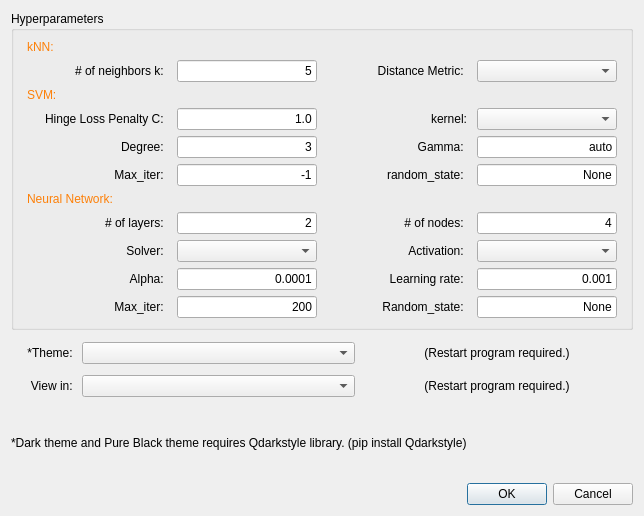
Before: the Qt Designer form ML_TEXT/UI/settings.ui in uic-cs418/cs418-project-slamming-squad-1, drawn with Qt 5.
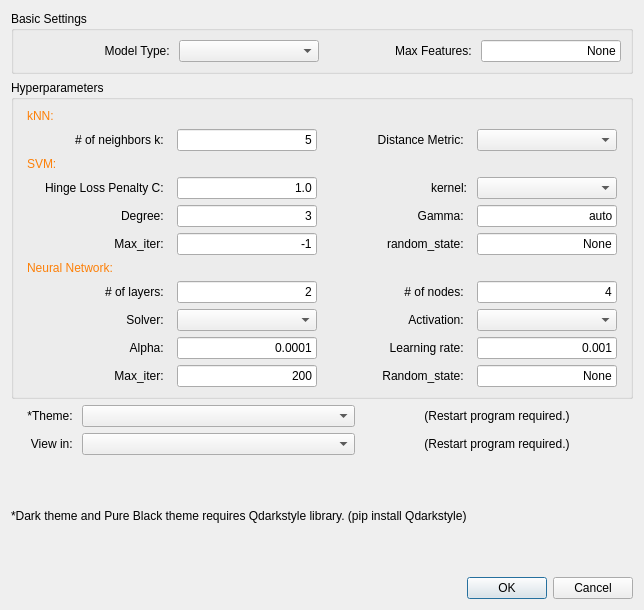
After: the same form once the commit is applied.

Diff of the .ui file:
```diff
--- a/ML_TEXT/UI/settings.ui
+++ b/ML_TEXT/UI/settings.ui
@@ -10,7 +10,7 @@
     <x>0</x>
     <y>0</y>
     <width>644</width>
-    <height>516</height>
+    <height>610</height>
    </rect>
   </property>
   <property name="windowTitle">
@@ -27,15 +27,197 @@
     <number>7</number>
    </property>
    <item>
+    <widget class="QFrame" name="frame">
+     <property name="frameShape">
+      <enum>QFrame::NoFrame</enum>
+     </property>
+     <property name="frameShadow">
+      <enum>QFrame::Raised</enum>
+     </property>
+     <layout class="QGridLayout" name="gridLayout">
+      <property name="leftMargin">
+       <number>0</number>
+      </property>
+      <property name="topMargin">
+       <number>0</number>
+      </property>
+      <property name="rightMargin">
+       <number>0</number>
+      </property>
+      <property name="bottomMargin">
+       <number>0</number>
+      </property>
+      <item row="3" column="1">
+       <widget class="QComboBox" name="choice_views"/>
+      </item>
+      <item row="2" column="1">
+       <widget class="QComboBox" name="choice_theme"/>
+      </item>
+      <item row="3" column="2">
+       <widget class="QLabel" name="label_4">
+        <property name="text">
+         <string>(Restart program required.)</string>
+        </property>
+        <property name="alignment">
+         <set>Qt::AlignCenter</set>
+        </property>
+       </widget>
+      </item>
+      <item row="2" column="0">
+       <widget class="QLabel" name="label">
+        <property name="sizePolicy">
+         <sizepolicy hsizetype="Fixed" vsizetype="Preferred">
+          <horstretch>0</horstretch>
+          <verstretch>0</verstretch>
+         </sizepolicy>
+        </property>
+        <property name="minimumSize">
+         <size>
+          <width>65</width>
+          <height>0</height>
+         </size>
+        </property>
+        <property name="maximumSize">
+         <size>
+          <width>65</width>
+          <height>16777215</height>
+         </size>
+        </property>
+        <property name="text">
+         <string>*Theme: </string>
+        </property>
+        <property name="alignment">
+         <set>Qt::AlignRight|Qt::AlignTrailing|Qt::AlignVCenter</set>
+        </property>
+       </widget>
+      </item>
+      <item row="2" column="2">
+       <widget class="QLabel" name="label_2">
+        <property name="text">
+         <string>(Restart program required.)</string>
+        </property>
+        <property name="alignment">
+         <set>Qt::AlignCenter</set>
+        </property>
+       </widget>
+      </item>
+      <item row="3" column="0">
+       <widget class="QLabel" name="label_3">
+        <property name="sizePolicy">
+         <sizepolicy hsizetype="Fixed" vsizetype="Preferred">
+          <horstretch>0</horstretch>
+          <verstretch>0</verstretch>
+         </sizepolicy>
+        </property>
+        <property name="minimumSize">
+         <size>
+          <width>65</width>
+          <height>0</height>
+         </size>
+        </property>
+        <property name="maximumSize">
+         <size>
+          <width>65</width>
+          <height>16777215</height>
+         </size>
+        </property>
+        <property name="text">
+         <string>View in: </string>
+        </property>
+        <property name="alignment">
+         <set>Qt::AlignRight|Qt::AlignTrailing|Qt::AlignVCenter</set>
+        </property>
+       </widget>
+      </item>
+      <item row="0" column="0" colspan="3">
+       <widget class="QGroupBox" name="groupBox_2">
+        <property name="title">
+         <string>Basic Settings</string>
+        </property>
+        <layout class="QGridLayout" name="gridLayout_3">
+         <item row="0" column="1">
+          <widget class="QComboBox" name="choice0">
+           <property name="sizePolicy">
+            <sizepolicy hsizetype="Fixed" vsizetype="Fixed">
+             <horstretch>0</horstretch>
+             <verstretch>0</verstretch>
+            </sizepolicy>
+           </property>
+           <property name="minimumSize">
+            <size>
+             <width>140</width>
+             <height>0</height>
+            </size>
+           </property>
+           <property name="maximumSize">
+            <size>
+             <width>140</width>
+             <height>16777215</height>
+            </size>
+           </property>
+          </widget>
+         </item>
+         <item row="0" column="2">
+          <widget class="QLabel" name="label_25">
+           <property name="text">
+            <string>Max Features: </string>
+           </property>
+           <property name="alignment">
+            <set>Qt::AlignRight|Qt::AlignTrailing|Qt::AlignVCenter</set>
+           </property>
+          </widget>
+         </item>
+         <item row="0" column="0">
+          <widget class="QLabel" name="label_26">
+           <property name="text">
+            <string>Model Type: </string>
+           </property>
+           <property name="alignment">
+            <set>Qt::AlignRight|Qt::AlignTrailing|Qt::AlignVCenter</set>
+           </property>
+          </widget>
+         </item>
+         <item row="0" column="3">
+          <widget class="QLineEdit" name="max_features">
+           <property name="sizePolicy">
+            <sizepolicy hsizetype="Fixed" vsizetype="Fixed">
+             <horstretch>0</horstretch>
+             <verstretch>0</verstretch>
+            </sizepolicy>
+           </property>
+           <property name="minimumSize">
+            <size>
+             <width>140</width>
+             <height>0</height>
+            </size>
+           </property>
+           <property name="maximumSize">
+            <size>
+             <width>140</width>
+             <height>16777215</height>
+            </size>
+           </property>
+           <property name="text">
+            <string>None</string>
+           </property>
+           <property name="alignment">
+            <set>Qt::AlignRight|Qt::AlignTrailing|Qt::AlignVCenter</set>
+           </property>
+          </widget>
+         </item>
+        </layout>
+       </widget>
+      </item>
+      <item row="1" column="0" colspan="3">
     <widget class="QGroupBox" name="groupBox">
      <property name="title">
       <string>Hyperparameters</string>
      </property>
      <layout class="QGridLayout" name="gridLayout_2">
-      <item row="10" column="0">
-       <widget class="QLabel" name="label_22">
+         <item row="11" column="1">
+          <widget class="QComboBox" name="choice3">
         <property name="sizePolicy">
-         <sizepolicy hsizetype="Fixed" vsizetype="Preferred">
+            <sizepolicy hsizetype="Fixed" vsizetype="Fixed">
           <horstretch>0</horstretch>
           <verstretch>0</verstretch>
          </sizepolicy>
@@ -52,43 +234,9 @@
           <height>16777215</height>
          </size>
         </property>
-        <property name="text">
-         <string>Alpha: </string>
-        </property>
-        <property name="alignment">
-         <set>Qt::AlignRight|Qt::AlignTrailing|Qt::AlignVCenter</set>
-        </property>
-       </widget>
-      </item>
-      <item row="8" column="0">
-       <widget class="QLabel" name="label_11">
-        <property name="sizePolicy">
-         <sizepolicy hsizetype="Fixed" vsizetype="Preferred">
-          <horstretch>0</horstretch>
-          <verstretch>0</verstretch>
-         </sizepolicy>
-        </property>
-        <property name="minimumSize">
-         <size>
-          <width>140</width>
-          <height>0</height>
-         </size>
-        </property>
-        <property name="maximumSize">
-         <size>
-          <width>140</width>
-          <height>16777215</height>
-         </size>
-        </property>
-        <property name="text">
-         <string># of layers: </string>
-        </property>
-        <property name="alignment">
-         <set>Qt::AlignRight|Qt::AlignTrailing|Qt::AlignVCenter</set>
-        </property>
-       </widget>
-      </item>
-      <item row="5" column="1">
+          </widget>
+         </item>
+         <item row="7" column="1">
        <widget class="QLineEdit" name="max_iter">
         <property name="sizePolicy">
          <sizepolicy hsizetype="Fixed" vsizetype="Fixed">
@@ -116,35 +264,7 @@
         </property>
        </widget>
       </item>
-      <item row="1" column="0">
-       <widget class="QLabel" name="label_7">
-        <property name="sizePolicy">
-         <sizepolicy hsizetype="Fixed" vsizetype="Preferred">
-          <horstretch>0</horstretch>
-          <verstretch>0</verstretch>
-         </sizepolicy>
-        </property>
-        <property name="minimumSize">
-         <size>
-          <width>140</width>
-          <height>0</height>
-         </size>
-        </property>
-        <property name="maximumSize">
-         <size>
-          <width>140</width>
-          <height>16777215</height>
-         </size>
-        </property>
-        <property name="text">
-         <string># of neighbors k: </string>
-        </property>
-        <property name="alignment">
-         <set>Qt::AlignRight|Qt::AlignTrailing|Qt::AlignVCenter</set>
-        </property>
-       </widget>
-      </item>
-      <item row="10" column="3">
+         <item row="12" column="3">
        <widget class="QLineEdit" name="learning_rate_init">
         <property name="sizePolicy">
          <sizepolicy hsizetype="Fixed" vsizetype="Fixed">
@@ -172,10 +292,10 @@
         </property>
        </widget>
       </item>
-      <item row="3" column="1">
-       <widget class="QLineEdit" name="C">
+         <item row="13" column="0">
+          <widget class="QLabel" name="label_23">
         <property name="sizePolicy">
-         <sizepolicy hsizetype="Fixed" vsizetype="Fixed">
+            <sizepolicy hsizetype="Fixed" vsizetype="Preferred">
           <horstretch>0</horstretch>
           <verstretch>0</verstretch>
          </sizepolicy>
@@ -193,16 +313,60 @@
          </size>
         </property>
         <property name="text">
-         <string>1.0</string>
+            <string>Max_iter: </string>
         </property>
         <property name="alignment">
          <set>Qt::AlignRight|Qt::AlignTrailing|Qt::AlignVCenter</set>
         </property>
        </widget>
       </item>
-      <item row="8" column="2">
-       <widget class="QLabel" name="label_12">
+         <item row="11" column="3">
+          <widget class="QComboBox" name="choice4">
         <property name="sizePolicy">
+            <sizepolicy hsizetype="Fixed" vsizetype="Fixed">
+             <horstretch>0</horstretch>
+             <verstretch>0</verstretch>
+            </sizepolicy>
+           </property>
+           <property name="minimumSize">
+            <size>
+             <width>140</width>
+             <height>0</height>
+            </size>
+           </property>
+           <property name="maximumSize">
+            <size>
+             <width>140</width>
+             <height>16777215</height>
+            </size>
+           </property>
+          </widget>
+         </item>
+         <item row="3" column="3">
+          <widget class="QComboBox" name="choice1">
+           <property name="sizePolicy">
+            <sizepolicy hsizetype="Fixed" vsizetype="Fixed">
+             <horstretch>0</horstretch>
+             <verstretch>0</verstretch>
+            </sizepolicy>
+           </property>
+           <property name="minimumSize">
+            <size>
+             <width>140</width>
+             <height>0</height>
+            </size>
+           </property>
+           <property name="maximumSize">
+            <size>
+             <width>140</width>
+             <height>16777215</height>
+            </size>
+           </property>
+          </widget>
+         </item>
+         <item row="3" column="2">
+          <widget class="QLabel" name="label_16">
+           <property name="sizePolicy">
          <sizepolicy hsizetype="Fixed" vsizetype="Preferred">
           <horstretch>0</horstretch>
           <verstretch>0</verstretch>
@@ -221,21 +385,42 @@
          </size>
         </property>
         <property name="text">
-         <string># of nodes: </string>
+            <string>Distance Metric: </string>
         </property>
         <property name="alignment">
          <set>Qt::AlignRight|Qt::AlignTrailing|Qt::AlignVCenter</set>
         </property>
        </widget>
       </item>
-      <item row="0" column="0">
-       <widget class="QLabel" name="label_6">
+         <item row="7" column="2">
+          <widget class="QLabel" name="label_19">
+           <property name="sizePolicy">
+            <sizepolicy hsizetype="Fixed" vsizetype="Preferred">
+             <horstretch>0</horstretch>
+             <verstretch>0</verstretch>
+            </sizepolicy>
+           </property>
+           <property name="minimumSize">
+            <size>
+             <width>140</width>
+             <height>0</height>
+            </size>
+           </property>
+           <property name="maximumSize">
+            <size>
+             <width>140</width>
+             <height>16777215</height>
+            </size>
+           </property>
         <property name="text">
-         <string>&lt;html&gt;&lt;head/&gt;&lt;body&gt;&lt;p&gt;&lt;span style=&quot; color:#fd8008;&quot;&gt;kNN:&lt;/span&gt;&lt;/p&gt;&lt;/body&gt;&lt;/html&gt;</string>
-        </property>
-       </widget>
-      </item>
-      <item row="10" column="1">
+            <string>random_state: </string>
+           </property>
+           <property name="alignment">
+            <set>Qt::AlignRight|Qt::AlignTrailing|Qt::AlignVCenter</set>
+           </property>
+          </widget>
+         </item>
+         <item row="12" column="1">
        <widget class="QLineEdit" name="alpha">
         <property name="sizePolicy">
          <sizepolicy hsizetype="Fixed" vsizetype="Fixed">
@@ -263,8 +448,8 @@
         </property>
        </widget>
       </item>
-      <item row="1" column="1">
-       <widget class="QLineEdit" name="n_neighbors">
+         <item row="7" column="3">
+          <widget class="QLineEdit" name="random_state">
         <property name="sizePolicy">
          <sizepolicy hsizetype="Fixed" vsizetype="Fixed">
           <horstretch>0</horstretch>
@@ -284,49 +469,14 @@
          </size>
         </property>
         <property name="text">
-         <string>5</string>
+            <string>None</string>
         </property>
         <property name="alignment">
          <set>Qt::AlignRight|Qt::AlignTrailing|Qt::AlignVCenter</set>
         </property>
        </widget>
       </item>
-      <item row="2" column="0">
-       <widget class="QLabel" name="label_8">
-        <property name="text">
-         <string>&lt;html&gt;&lt;head/&gt;&lt;body&gt;&lt;p&gt;&lt;span style=&quot; color:#fd8008;&quot;&gt;SVM: &lt;/span&gt;&lt;/p&gt;&lt;/body&gt;&lt;/html&gt;</string>
-        </property>
-       </widget>
-      </item>
-      <item row="4" column="1">
-       <widget class="QLineEdit" name="degree">
-        <property name="sizePolicy">
-         <sizepolicy hsizetype="Fixed" vsizetype="Fixed">
-          <horstretch>0</horstretch>
-          <verstretch>0</verstretch>
-         </sizepolicy>
-        </property>
-        <property name="minimumSize">
-         <size>
-          <width>140</width>
-          <height>0</height>
-         </size>
-        </property>
-        <property name="maximumSize">
-         <size>
-          <width>140</width>
-          <height>16777215</height>
-         </size>
-        </property>
-        <property name="text">
-         <string>3</string>
-        </property>
-        <property name="alignment">
-         <set>Qt::AlignRight|Qt::AlignTrailing|Qt::AlignVCenter</set>
-        </property>
-       </widget>
-      </item>
-      <item row="9" column="0">
+         <item row="11" column="0">
        <widget class="QLabel" name="label_21">
         <property name="sizePolicy">
          <sizepolicy hsizetype="Fixed" vsizetype="Preferred">
@@ -354,10 +504,10 @@
         </property>
        </widget>
       </item>
-      <item row="4" column="2">
-       <widget class="QLabel" name="label_17">
+         <item row="5" column="1">
+          <widget class="QLineEdit" name="C">
         <property name="sizePolicy">
-         <sizepolicy hsizetype="Fixed" vsizetype="Preferred">
+            <sizepolicy hsizetype="Fixed" vsizetype="Fixed">
           <horstretch>0</horstretch>
           <verstretch>0</verstretch>
          </sizepolicy>
@@ -375,15 +525,15 @@
          </size>
         </property>
         <property name="text">
-         <string>Gamma: </string>
+            <string>1.0</string>
         </property>
         <property name="alignment">
          <set>Qt::AlignRight|Qt::AlignTrailing|Qt::AlignVCenter</set>
         </property>
        </widget>
       </item>
-      <item row="5" column="2">
-       <widget class="QLabel" name="label_19">
+         <item row="3" column="0">
+          <widget class="QLabel" name="label_7">
         <property name="sizePolicy">
          <sizepolicy hsizetype="Fixed" vsizetype="Preferred">
           <horstretch>0</horstretch>
@@ -403,64 +553,14 @@
          </size>
         </property>
         <property name="text">
-         <string>random_state: </string>
+            <string># of neighbors k: </string>
         </property>
         <property name="alignment">
          <set>Qt::AlignRight|Qt::AlignTrailing|Qt::AlignVCenter</set>
         </property>
        </widget>
       </item>
-      <item row="4" column="3">
-       <widget class="QLineEdit" name="gamma">
-        <property name="sizePolicy">
-         <sizepolicy hsizetype="Fixed" vsizetype="Fixed">
-          <horstretch>0</horstretch>
-          <verstretch>0</verstretch>
-         </sizepolicy>
-        </property>
-        <property name="minimumSize">
-         <size>
-          <width>140</width>
-          <height>0</height>
-         </size>
-        </property>
-        <property name="maximumSize">
-         <size>
-          <width>140</width>
-          <height>16777215</height>
-         </size>
-        </property>
-        <property name="text">
-         <string>auto</string>
-        </property>
-        <property name="alignment">
-         <set>Qt::AlignRight|Qt::AlignTrailing|Qt::AlignVCenter</set>
-        </property>
-       </widget>
-      </item>
-      <item row="3" column="3">
-       <widget class="QComboBox" name="choice2">
-        <property name="sizePolicy">
-         <sizepolicy hsizetype="Fixed" vsizetype="Fixed">
-          <horstretch>0</horstretch>
-          <verstretch>0</verstretch>
-         </sizepolicy>
-        </property>
-        <property name="minimumSize">
-         <size>
-          <width>140</width>
-          <height>0</height>
-         </size>
-        </property>
-        <property name="maximumSize">
-         <size>
-          <width>140</width>
-          <height>16777215</height>
-         </size>
-        </property>
-       </widget>
-      </item>
-      <item row="8" column="1">
+         <item row="10" column="1">
        <widget class="QLineEdit" name="num_layers">
         <property name="sizePolicy">
          <sizepolicy hsizetype="Fixed" vsizetype="Fixed">
@@ -488,10 +588,10 @@
         </property>
        </widget>
       </item>
-      <item row="1" column="3">
-       <widget class="QComboBox" name="choice1">
+         <item row="7" column="0">
+          <widget class="QLabel" name="label_18">
         <property name="sizePolicy">
-         <sizepolicy hsizetype="Fixed" vsizetype="Fixed">
+            <sizepolicy hsizetype="Fixed" vsizetype="Preferred">
           <horstretch>0</horstretch>
           <verstretch>0</verstretch>
          </sizepolicy>
@@ -508,9 +608,15 @@
           <height>16777215</height>
          </size>
         </property>
-       </widget>
-      </item>
-      <item row="10" column="2">
+           <property name="text">
+            <string>Max_iter: </string>
+           </property>
+           <property name="alignment">
+            <set>Qt::AlignRight|Qt::AlignTrailing|Qt::AlignVCenter</set>
+           </property>
+          </widget>
+         </item>
+         <item row="12" column="2">
        <widget class="QLabel" name="label_15">
         <property name="sizePolicy">
          <sizepolicy hsizetype="Fixed" vsizetype="Preferred">
@@ -538,8 +644,36 @@
         </property>
        </widget>
       </item>
+         <item row="12" column="0">
+          <widget class="QLabel" name="label_22">
+           <property name="sizePolicy">
+            <sizepolicy hsizetype="Fixed" vsizetype="Preferred">
+             <horstretch>0</horstretch>
+             <verstretch>0</verstretch>
+            </sizepolicy>
+           </property>
+           <property name="minimumSize">
+            <size>
+             <width>140</width>
+             <height>0</height>
+            </size>
+           </property>
+           <property name="maximumSize">
+            <size>
+             <width>140</width>
+             <height>16777215</height>
+            </size>
+           </property>
+           <property name="text">
+            <string>Alpha: </string>
+           </property>
+           <property name="alignment">
+            <set>Qt::AlignRight|Qt::AlignTrailing|Qt::AlignVCenter</set>
+           </property>
+          </widget>
+         </item>
       <item row="5" column="3">
-       <widget class="QLineEdit" name="random_state">
+          <widget class="QComboBox" name="choice2">
         <property name="sizePolicy">
          <sizepolicy hsizetype="Fixed" vsizetype="Fixed">
           <horstretch>0</horstretch>
@@ -558,106 +692,9 @@
           <height>16777215</height>
          </size>
         </property>
-        <property name="text">
-         <string>None</string>
-        </property>
-        <property name="alignment">
-         <set>Qt::AlignRight|Qt::AlignTrailing|Qt::AlignVCenter</set>
-        </property>
-       </widget>
-      </item>
-      <item row="8" column="3">
-       <widget class="QLineEdit" name="num_nodes">
-        <property name="sizePolicy">
-         <sizepolicy hsizetype="Fixed" vsizetype="Fixed">
-          <horstretch>0</horstretch>
-          <verstretch>0</verstretch>
-         </sizepolicy>
-        </property>
-        <property name="minimumSize">
-         <size>
-          <width>140</width>
-          <height>0</height>
-         </size>
-        </property>
-        <property name="maximumSize">
-         <size>
-          <width>140</width>
-          <height>16777215</height>
-         </size>
-        </property>
-        <property name="text">
-         <string>4</string>
-        </property>
-        <property name="alignment">
-         <set>Qt::AlignRight|Qt::AlignTrailing|Qt::AlignVCenter</set>
-        </property>
-       </widget>
-      </item>
-      <item row="3" column="0">
-       <widget class="QLabel" name="label_13">
-        <property name="sizePolicy">
-         <sizepolicy hsizetype="Fixed" vsizetype="Preferred">
-          <horstretch>0</horstretch>
-          <verstretch>0</verstretch>
-         </sizepolicy>
-        </property>
-        <property name="minimumSize">
-         <size>
-          <width>140</width>
-          <height>0</height>
-         </size>
-        </property>
-        <property name="maximumSize">
-         <size>
-          <width>140</width>
-          <height>16777215</height>
-         </size>
-        </property>
-        <property name="text">
-         <string>&lt;html&gt;&lt;head/&gt;&lt;body&gt;&lt;p&gt;Hinge Loss Penalty C: &lt;/p&gt;&lt;/body&gt;&lt;/html&gt;</string>
-        </property>
-        <property name="alignment">
-         <set>Qt::AlignRight|Qt::AlignTrailing|Qt::AlignVCenter</set>
-        </property>
-       </widget>
-      </item>
-      <item row="7" column="0">
-       <widget class="QLabel" name="label_10">
-        <property name="text">
-         <string>&lt;html&gt;&lt;head/&gt;&lt;body&gt;&lt;p&gt;&lt;span style=&quot; color:#fd8008;&quot;&gt;Neural Network: &lt;/span&gt;&lt;/p&gt;&lt;/body&gt;&lt;/html&gt;</string>
-        </property>
-       </widget>
-      </item>
-      <item row="1" column="2">
-       <widget class="QLabel" name="label_16">
-        <property name="sizePolicy">
-         <sizepolicy hsizetype="Fixed" vsizetype="Preferred">
-          <horstretch>0</horstretch>
-          <verstretch>0</verstretch>
-         </sizepolicy>
-        </property>
-        <property name="minimumSize">
-         <size>
-          <width>140</width>
-          <height>0</height>
-         </size>
-        </property>
-        <property name="maximumSize">
-         <size>
-          <width>140</width>
-          <height>16777215</height>
-         </size>
-        </property>
-        <property name="text">
-         <string>Distance Metric: </string>
-        </property>
-        <property name="alignment">
-         <set>Qt::AlignRight|Qt::AlignTrailing|Qt::AlignVCenter</set>
-        </property>
-       </widget>
-      </item>
-      <item row="4" column="0">
+          </widget>
+         </item>
+         <item row="6" column="0">
        <widget class="QLabel" name="label_14">
         <property name="sizePolicy">
          <sizepolicy hsizetype="Fixed" vsizetype="Preferred">
@@ -685,8 +722,8 @@
         </property>
        </widget>
       </item>
-      <item row="9" column="2">
-       <widget class="QLabel" name="label_20">
+         <item row="10" column="2">
+          <widget class="QLabel" name="label_12">
         <property name="sizePolicy">
          <sizepolicy hsizetype="Fixed" vsizetype="Preferred">
           <horstretch>0</horstretch>
@@ -706,15 +743,15 @@
          </size>
         </property>
         <property name="text">
-         <string>Activation: </string>
+            <string># of nodes: </string>
         </property>
         <property name="alignment">
          <set>Qt::AlignRight|Qt::AlignTrailing|Qt::AlignVCenter</set>
         </property>
        </widget>
       </item>
-      <item row="9" column="3">
-       <widget class="QComboBox" name="choice4">
+         <item row="6" column="1">
+          <widget class="QLineEdit" name="degree">
         <property name="sizePolicy">
          <sizepolicy hsizetype="Fixed" vsizetype="Fixed">
           <horstretch>0</horstretch>
@@ -733,10 +770,16 @@
           <height>16777215</height>
          </size>
         </property>
+           <property name="text">
+            <string>3</string>
+           </property>
+           <property name="alignment">
+            <set>Qt::AlignRight|Qt::AlignTrailing|Qt::AlignVCenter</set>
+           </property>
        </widget>
       </item>
       <item row="5" column="0">
-       <widget class="QLabel" name="label_18">
+          <widget class="QLabel" name="label_13">
         <property name="sizePolicy">
          <sizepolicy hsizetype="Fixed" vsizetype="Preferred">
           <horstretch>0</horstretch>
@@ -756,14 +799,42 @@
          </size>
         </property>
         <property name="text">
-         <string>Max_iter: </string>
+            <string>&lt;html&gt;&lt;head/&gt;&lt;body&gt;&lt;p&gt;Hinge Loss Penalty C: &lt;/p&gt;&lt;/body&gt;&lt;/html&gt;</string>
         </property>
         <property name="alignment">
          <set>Qt::AlignRight|Qt::AlignTrailing|Qt::AlignVCenter</set>
         </property>
        </widget>
       </item>
-      <item row="3" column="2">
+         <item row="13" column="1">
+          <widget class="QLineEdit" name="max_iter2">
+           <property name="sizePolicy">
+            <sizepolicy hsizetype="Fixed" vsizetype="Fixed">
+             <horstretch>0</horstretch>
+             <verstretch>0</verstretch>
+            </sizepolicy>
+           </property>
+           <property name="minimumSize">
+            <size>
+             <width>140</width>
+             <height>0</height>
+            </size>
+           </property>
+           <property name="maximumSize">
+            <size>
+             <width>140</width>
+             <height>16777215</height>
+            </size>
+           </property>
+           <property name="text">
+            <string>200</string>
+           </property>
+           <property name="alignment">
+            <set>Qt::AlignRight|Qt::AlignTrailing|Qt::AlignVCenter</set>
+           </property>
+          </widget>
+         </item>
+         <item row="5" column="2">
        <widget class="QLabel" name="label_9">
         <property name="sizePolicy">
          <sizepolicy hsizetype="Fixed" vsizetype="Preferred">
@@ -791,35 +862,35 @@
         </property>
        </widget>
       </item>
-      <item row="11" column="0">
-       <widget class="QLabel" name="label_23">
-        <property name="sizePolicy">
-         <sizepolicy hsizetype="Fixed" vsizetype="Preferred">
-          <horstretch>0</horstretch>
-          <verstretch>0</verstretch>
-         </sizepolicy>
-        </property>
-        <property name="minimumSize">
-         <size>
-          <width>140</width>
-          <height>0</height>
-         </size>
-        </property>
-        <property name="maximumSize">
-         <size>
-          <width>140</width>
-          <height>16777215</height>
-         </size>
-        </property>
-        <property name="text">
-         <string>Max_iter: </string>
-        </property>
-        <property name="alignment">
-         <set>Qt::AlignRight|Qt::AlignTrailing|Qt::AlignVCenter</set>
-        </property>
-       </widget>
-      </item>
       <item row="11" column="2">
+          <widget class="QLabel" name="label_20">
+           <property name="sizePolicy">
+            <sizepolicy hsizetype="Fixed" vsizetype="Preferred">
+             <horstretch>0</horstretch>
+             <verstretch>0</verstretch>
+            </sizepolicy>
+           </property>
+           <property name="minimumSize">
+            <size>
+             <width>140</width>
+             <height>0</height>
+            </size>
+           </property>
+           <property name="maximumSize">
+            <size>
+             <width>140</width>
+             <height>16777215</height>
+            </size>
+           </property>
+           <property name="text">
+            <string>Activation: </string>
+           </property>
+           <property name="alignment">
+            <set>Qt::AlignRight|Qt::AlignTrailing|Qt::AlignVCenter</set>
+           </property>
+          </widget>
+         </item>
+         <item row="13" column="2">
        <widget class="QLabel" name="label_24">
         <property name="sizePolicy">
          <sizepolicy hsizetype="Fixed" vsizetype="Preferred">
@@ -847,7 +918,168 @@
         </property>
        </widget>
       </item>
-      <item row="11" column="3">
+         <item row="10" column="0">
+          <widget class="QLabel" name="label_11">
+           <property name="sizePolicy">
+            <sizepolicy hsizetype="Fixed" vsizetype="Preferred">
+             <horstretch>0</horstretch>
+             <verstretch>0</verstretch>
+            </sizepolicy>
+           </property>
+           <property name="minimumSize">
+            <size>
+             <width>140</width>
+             <height>0</height>
+            </size>
+           </property>
+           <property name="maximumSize">
+            <size>
+             <width>140</width>
+             <height>16777215</height>
+            </size>
+           </property>
+           <property name="text">
+            <string># of layers: </string>
+           </property>
+           <property name="alignment">
+            <set>Qt::AlignRight|Qt::AlignTrailing|Qt::AlignVCenter</set>
+           </property>
+          </widget>
+         </item>
+         <item row="6" column="3">
+          <widget class="QLineEdit" name="gamma">
+           <property name="sizePolicy">
+            <sizepolicy hsizetype="Fixed" vsizetype="Fixed">
+             <horstretch>0</horstretch>
+             <verstretch>0</verstretch>
+            </sizepolicy>
+           </property>
+           <property name="minimumSize">
+            <size>
+             <width>140</width>
+             <height>0</height>
+            </size>
+           </property>
+           <property name="maximumSize">
+            <size>
+             <width>140</width>
+             <height>16777215</height>
+            </size>
+           </property>
+           <property name="text">
+            <string>auto</string>
+           </property>
+           <property name="alignment">
+            <set>Qt::AlignRight|Qt::AlignTrailing|Qt::AlignVCenter</set>
+           </property>
+          </widget>
+         </item>
+         <item row="6" column="2">
+          <widget class="QLabel" name="label_17">
+           <property name="sizePolicy">
+            <sizepolicy hsizetype="Fixed" vsizetype="Preferred">
+             <horstretch>0</horstretch>
+             <verstretch>0</verstretch>
+            </sizepolicy>
+           </property>
+           <property name="minimumSize">
+            <size>
+             <width>140</width>
+             <height>0</height>
+            </size>
+           </property>
+           <property name="maximumSize">
+            <size>
+             <width>140</width>
+             <height>16777215</height>
+            </size>
+           </property>
+           <property name="text">
+            <string>Gamma: </string>
+           </property>
+           <property name="alignment">
+            <set>Qt::AlignRight|Qt::AlignTrailing|Qt::AlignVCenter</set>
+           </property>
+          </widget>
+         </item>
+         <item row="3" column="1">
+          <widget class="QLineEdit" name="n_neighbors">
+           <property name="sizePolicy">
+            <sizepolicy hsizetype="Fixed" vsizetype="Fixed">
+             <horstretch>0</horstretch>
+             <verstretch>0</verstretch>
+            </sizepolicy>
+           </property>
+           <property name="minimumSize">
+            <size>
+             <width>140</width>
+             <height>0</height>
+            </size>
+           </property>
+           <property name="maximumSize">
+            <size>
+             <width>140</width>
+             <height>16777215</height>
+            </size>
+           </property>
+           <property name="text">
+            <string>5</string>
+           </property>
+           <property name="alignment">
+            <set>Qt::AlignRight|Qt::AlignTrailing|Qt::AlignVCenter</set>
+           </property>
+          </widget>
+         </item>
+         <item row="9" column="0">
+          <widget class="QLabel" name="label_10">
+           <property name="text">
+            <string>&lt;html&gt;&lt;head/&gt;&lt;body&gt;&lt;p&gt;&lt;span style=&quot; color:#fd8008;&quot;&gt;Neural Network: &lt;/span&gt;&lt;/p&gt;&lt;/body&gt;&lt;/html&gt;</string>
+           </property>
+          </widget>
+         </item>
+         <item row="10" column="3">
+          <widget class="QLineEdit" name="num_nodes">
+           <property name="sizePolicy">
+            <sizepolicy hsizetype="Fixed" vsizetype="Fixed">
+             <horstretch>0</horstretch>
+             <verstretch>0</verstretch>
+            </sizepolicy>
+           </property>
+           <property name="minimumSize">
+            <size>
+             <width>140</width>
+             <height>0</height>
+            </size>
+           </property>
+           <property name="maximumSize">
+            <size>
+             <width>140</width>
+             <height>16777215</height>
+            </size>
+           </property>
+           <property name="text">
+            <string>4</string>
+           </property>
+           <property name="alignment">
+            <set>Qt::AlignRight|Qt::AlignTrailing|Qt::AlignVCenter</set>
+           </property>
+          </widget>
+         </item>
+         <item row="2" column="0">
+          <widget class="QLabel" name="label_6">
+           <property name="text">
+            <string>&lt;html&gt;&lt;head/&gt;&lt;body&gt;&lt;p&gt;&lt;span style=&quot; color:#fd8008;&quot;&gt;kNN:&lt;/span&gt;&lt;/p&gt;&lt;/body&gt;&lt;/html&gt;</string>
+           </property>
+          </widget>
+         </item>
+         <item row="4" column="0">
+          <widget class="QLabel" name="label_8">
+           <property name="text">
+            <string>&lt;html&gt;&lt;head/&gt;&lt;body&gt;&lt;p&gt;&lt;span style=&quot; color:#fd8008;&quot;&gt;SVM: &lt;/span&gt;&lt;/p&gt;&lt;/body&gt;&lt;/html&gt;</string>
+           </property>
+          </widget>
+         </item>
+         <item row="13" column="3">
        <widget class="QLineEdit" name="random_state2">
         <property name="sizePolicy">
          <sizepolicy hsizetype="Fixed" vsizetype="Fixed">
@@ -875,160 +1107,7 @@
         </property>
        </widget>
       </item>
-      <item row="11" column="1">
-       <widget class="QLineEdit" name="max_iter2">
-        <property name="sizePolicy">
-         <sizepolicy hsizetype="Fixed" vsizetype="Fixed">
-          <horstretch>0</horstretch>
-          <verstretch>0</verstretch>
-         </sizepolicy>
-        </property>
-        <property name="minimumSize">
-         <size>
-          <width>140</width>
-          <height>0</height>
-         </size>
-        </property>
-        <property name="maximumSize">
-         <size>
-          <width>140</width>
-          <height>16777215</height>
-         </size>
-        </property>
-        <property name="text">
-         <string>200</string>
-        </property>
-        <property name="alignment">
-         <set>Qt::AlignRight|Qt::AlignTrailing|Qt::AlignVCenter</set>
-        </property>
-       </widget>
-      </item>
-      <item row="9" column="1">
-       <widget class="QComboBox" name="choice3">
-        <property name="sizePolicy">
-         <sizepolicy hsizetype="Fixed" vsizetype="Fixed">
-          <horstretch>0</horstretch>
-          <verstretch>0</verstretch>
-         </sizepolicy>
-        </property>
-        <property name="minimumSize">
-         <size>
-          <width>140</width>
-          <height>0</height>
-         </size>
-        </property>
-        <property name="maximumSize">
-         <size>
-          <width>140</width>
-          <height>16777215</height>
-         </size>
-        </property>
-       </widget>
-      </item>
-     </layout>
-    </widget>
-   </item>
-   <item>
-    <widget class="QFrame" name="frame">
-     <property name="frameShape">
-      <enum>QFrame::NoFrame</enum>
-     </property>
-     <property name="frameShadow">
-      <enum>QFrame::Raised</enum>
-     </property>
-     <layout class="QGridLayout" name="gridLayout">
-      <property name="leftMargin">
-       <number>0</number>
-      </property>
-      <property name="topMargin">
-       <number>0</number>
-      </property>
-      <property name="rightMargin">
-       <number>0</number>
-      </property>
-      <property name="bottomMargin">
-       <number>0</number>
-      </property>
-      <item row="0" column="1">
-       <widget class="QComboBox" name="choice_theme"/>
-      </item>
-      <item row="0" column="0">
-       <widget class="QLabel" name="label">
-        <property name="sizePolicy">
-         <sizepolicy hsizetype="Fixed" vsizetype="Preferred">
-          <horstretch>0</horstretch>
-          <verstretch>0</verstretch>
-         </sizepolicy>
-        </property>
-        <property name="minimumSize">
-         <size>
-          <width>65</width>
-          <height>0</height>
-         </size>
-        </property>
-        <property name="maximumSize">
-         <size>
-          <width>65</width>
-          <height>16777215</height>
-         </size>
-        </property>
-        <property name="text">
-         <string>*Theme: </string>
-        </property>
-        <property name="alignment">
-         <set>Qt::AlignRight|Qt::AlignTrailing|Qt::AlignVCenter</set>
-        </property>
-       </widget>
-      </item>
-      <item row="0" column="2">
-       <widget class="QLabel" name="label_2">
-        <property name="text">
-         <string>(Restart program required.)</string>
-        </property>
-        <property name="alignment">
-         <set>Qt::AlignCenter</set>
-        </property>
-       </widget>
-      </item>
-      <item row="1" column="0">
-       <widget class="QLabel" name="label_3">
-        <property name="sizePolicy">
-         <sizepolicy hsizetype="Fixed" vsizetype="Preferred">
-          <horstretch>0</horstretch>
-          <verstretch>0</verstretch>
-         </sizepolicy>
-        </property>
-        <property name="minimumSize">
-         <size>
-          <width>65</width>
-          <height>0</height>
-         </size>
-        </property>
-        <property name="maximumSize">
-         <size>
-          <width>65</width>
-          <height>16777215</height>
-         </size>
-        </property>
-        <property name="text">
-         <string>View in: </string>
-        </property>
-        <property name="alignment">
-         <set>Qt::AlignRight|Qt::AlignTrailing|Qt::AlignVCenter</set>
-        </property>
-       </widget>
-      </item>
-      <item row="1" column="1">
-       <widget class="QComboBox" name="choice_views"/>
-      </item>
-      <item row="1" column="2">
-       <widget class="QLabel" name="label_4">
-        <property name="text">
-         <string>(Restart program required.)</string>
-        </property>
-        <property name="alignment">
-         <set>Qt::AlignCenter</set>
-        </property>
+        </layout>
        </widget>
       </item>
      </layout>
```
Lines whose indentation alone changed are shown as unchanged.
